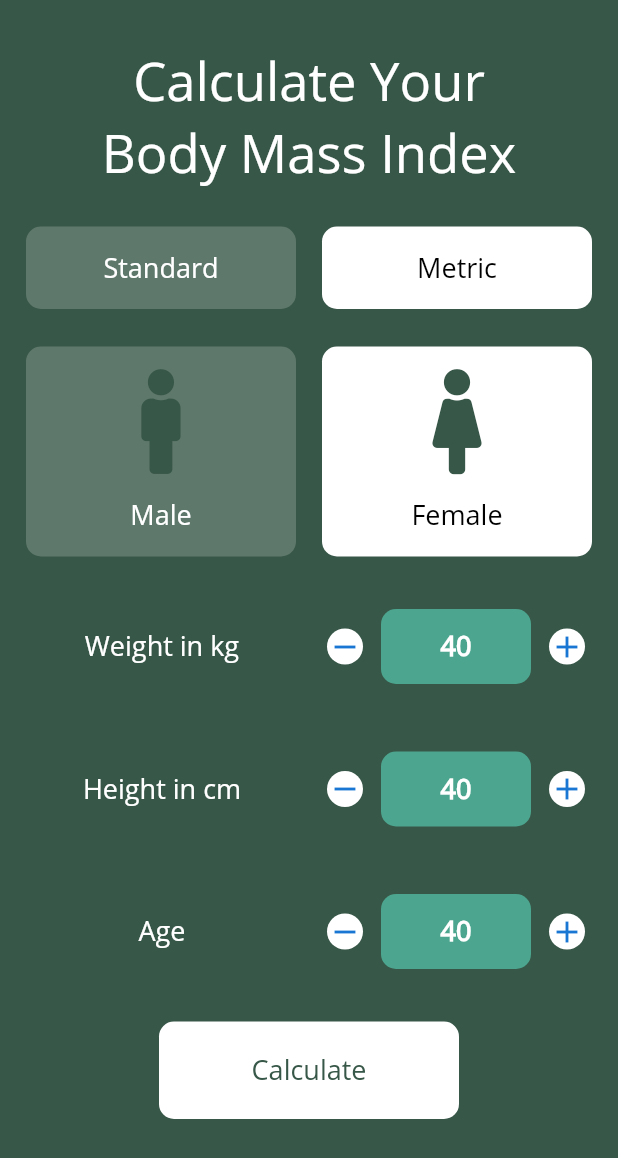
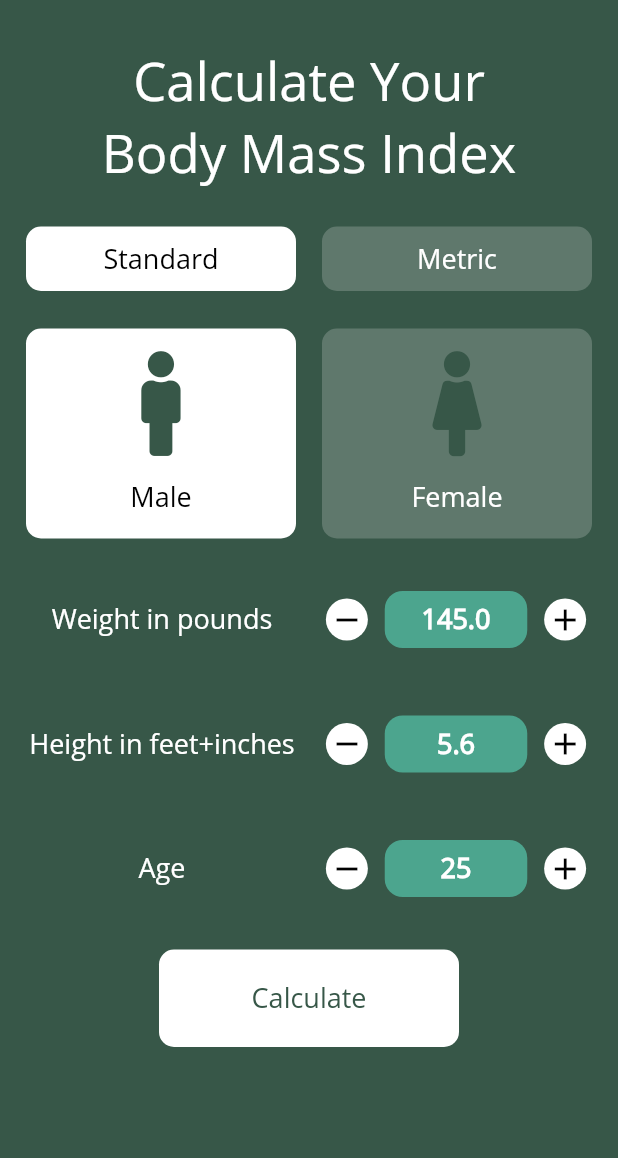
Before and after one commit to Sabuj-A/BmiCalculatorUI, a Flutter app: the screen it shows after launch, on a phone screen of 412 x 824 dp. Shown: the top 1158 px of the screen. Run offline on Flutter 3.47's test engine with Material 2 defaults, Android fonts, the phone set to English and light mode, and no system bars; our stand-ins replace font_awesome_flutter.

Commit message:
Second Commit

```diff
--- a/lib/Hompage.dart
+++ b/lib/Hompage.dart
@@ -1,7 +1,9 @@
-import 'package:bmicalc/provider/calcProvider.dart';
+import './provider/calcProvider.dart';
 import 'package:flutter/material.dart';
 import 'package:font_awesome_flutter/font_awesome_flutter.dart';
 import 'package:provider/provider.dart';
+import './screens/ResultPage.dart';
+import './widgets/UnitButtons.dart';
 
 class Homepage extends StatelessWidget {
   @override
@@ -43,37 +45,49 @@ class Homepage extends StatelessWidget {
             mainAxisAlignment: MainAxisAlignment.spaceEvenly,
             children: <Widget>[
               GestureDetector(
+                onTap: () {
+                  provider.selVal = 1;
+                  provider.changeColorStandard();
+                  provider.changeUnit();
+                  provider.changeVal();
+                },
                 child: Container(
                   width: 180.0,
-                  height: 55.0,
+                  height: 43.0,
                   alignment: Alignment.center,
                   decoration: BoxDecoration(
                     borderRadius: BorderRadius.circular(10.0),
-                    color: Color(0xFF5F786C),
+                    color: provider.KselectedBackgroundColor,
                   ),
                   child: Text(
                     'Standard',
                     style: TextStyle(
                         fontSize: 18.0,
-                        color: Colors.white,
+                        color: provider.KselectedTextColor,
                         fontFamily: 'OpenSansR'),
                   ),
                 ),
               ),
               GestureDetector(
+                onTap: () {
+                   provider.selVal = 2;
+                  provider.changeColorMetric();
+                  provider.changeUnit();
+                  provider.changeVal();
+                },
                 child: Container(
                   width: 180.0,
-                  height: 55.0,
+                  height: 43.0,
                   alignment: Alignment.center,
                   decoration: BoxDecoration(
                     borderRadius: BorderRadius.circular(10.0),
-                    color: Colors.white,
+                    color: provider.KunselectedBackgroundColor,
                   ),
                   child: Text(
                     'Metric',
                     style: TextStyle(
                         fontSize: 18.0,
-                        color: Colors.black,
+                        color: provider.KunselectedTextColor,
                         fontFamily: 'OpenSansR'),
                   ),
                 ),
@@ -87,13 +101,16 @@ class Homepage extends StatelessWidget {
             mainAxisAlignment: MainAxisAlignment.spaceEvenly,
             children: <Widget>[
               GestureDetector(
+                onTap: (){
+                 provider.changeColorMale();
+                },
                 child: Container(
                   width: 180.0,
                   height: 140.0,
                   alignment: Alignment.center,
                   decoration: BoxDecoration(
                     borderRadius: BorderRadius.circular(10.0),
-                    color: Color(0xFF5F786C),
+                    color: provider.pselectedbackGroundColor,
                   ),
                   child: Column(
                     mainAxisAlignment: MainAxisAlignment.spaceEvenly,
@@ -101,13 +118,13 @@ class Homepage extends StatelessWidget {
                       Icon(
                         FontAwesomeIcons.male,
                         size: 70.0,
-                        color: Color(0xFF375748),
+                        color: provider.pselectedIconColor,
                       ),
                       Text(
                         'Male',
                         style: TextStyle(
                             fontSize: 18.0,
-                            color: Colors.white,
+                            color: provider.pselectedTextColor,
                             fontFamily: 'OpenSansR'),
                       ),
                     ],
@@ -115,13 +132,16 @@ class Homepage extends StatelessWidget {
                 ),
               ),
               GestureDetector(
+                onTap: (){
+                  provider.changeColorFemale();
+                },
                 child: Container(
                   width: 180.0,
                   height: 140.0,
                   alignment: Alignment.center,
                   decoration: BoxDecoration(
                     borderRadius: BorderRadius.circular(10.0),
-                    color: Colors.white,
+                    color: provider.pUnselectedbackGroundColor,
                   ),
                   child: Column(
                     mainAxisAlignment: MainAxisAlignment.spaceEvenly,
@@ -129,13 +149,13 @@ class Homepage extends StatelessWidget {
                       Icon(
                         FontAwesomeIcons.female,
                         size: 70.0,
-                        color: Color(0xFF375748),
+                        color: provider.pUnselectedIconColor,
                       ),
                       Text(
                         'Female',
                         style: TextStyle(
                             fontSize: 18.0,
-                            color: Colors.black,
+                            color: provider.pUnselectedTextColor,
                             fontFamily: 'OpenSansR'),
                       ),
                     ],
@@ -147,187 +167,43 @@ class Homepage extends StatelessWidget {
           SizedBox(
             height: 25.0,
           ),
-          Padding(
-            padding: const EdgeInsets.all(10.0),
-            child: Row(
-              children: <Widget>[
-                Expanded(
-                  child: Text(
-                    'Weight in kg',
-                    textAlign: TextAlign.center,
-                    style: TextStyle(
-                        fontSize: 18.0,
-                        color: Colors.white,
-                        fontFamily: 'OpenSansR'),
-                  ),
-                ),
-                Expanded(
-                  child: Row(
-                    mainAxisAlignment: MainAxisAlignment.spaceEvenly,
-                    children: <Widget>[
-                      GestureDetector(
-                        onTap: () => provider.decrement(),
-                        child: CircleAvatar(
-                          backgroundColor: Color(0xFFFFFFFF),
-                          radius: 12.0,
-                          child: Icon(Icons.remove),
-                        ),
-                      ),
-                      Container(
-                        alignment: Alignment.center,
-                        height: 50.0,
-                        width: 100.0,
-                        decoration: BoxDecoration(
-                          color: Color(0xFF4CA58E),
-                          borderRadius: BorderRadius.circular(10.0),
-                        ),
-                        child: Text(
-                          provider.kg.toString(),
-                          style: TextStyle(
-                              fontSize: 18.0,
-                              color: Colors.white,
-                              fontFamily: 'OpenSansR',
-                              fontWeight: FontWeight.bold),
-                        ),
-                      ),
-                      GestureDetector(
-                        onTap: () => provider.increment(),
-                        child: CircleAvatar(
-                          backgroundColor: Color(0xFFFFFFFF),
-                          radius: 12.0,
-                          child: Icon(Icons.add),
-                        ),
-                      ),
-                    ],
-                  ),
-                )
-              ],
-            ),
+          UnitButtons(
+            decrement: () => provider.weightDecrement(),
+            increment: () => provider.weightIncrement(),
+            unitName: provider.weightUnit,
+            unitVal: provider.weight,
           ),
-           SizedBox(
+          SizedBox(
             height: 25.0,
           ),
-          Padding(
-            padding: const EdgeInsets.all(10.0),
-            child: Row(
-              children: <Widget>[
-                Expanded(
-                  child: Text(
-                    'Height in cm',
-                    textAlign: TextAlign.center,
-                    style: TextStyle(
-                        fontSize: 18.0,
-                        color: Colors.white,
-                        fontFamily: 'OpenSansR'),
-                  ),
-                ),
-                Expanded(
-                  child: Row(
-                    mainAxisAlignment: MainAxisAlignment.spaceEvenly,
-                    children: <Widget>[
-                      GestureDetector(
-                        onTap: () => provider.decrement(),
-                        child: CircleAvatar(
-                          backgroundColor: Color(0xFFFFFFFF),
-                          radius: 12.0,
-                          child: Icon(Icons.remove),
-                        ),
-                      ),
-                      Container(
-                        alignment: Alignment.center,
-                        height: 50.0,
-                        width: 100.0,
-                        decoration: BoxDecoration(
-                          color: Color(0xFF4CA58E),
-                          borderRadius: BorderRadius.circular(10.0),
-                        ),
-                        child: Text(
-                          provider.kg.toString(),
-                          style: TextStyle(
-                              fontSize: 18.0,
-                              color: Colors.white,
-                              fontFamily: 'OpenSansR',
-                              fontWeight: FontWeight.bold),
-                        ),
-                      ),
-                      GestureDetector(
-                        onTap: () => provider.increment(),
-                        child: CircleAvatar(
-                          backgroundColor: Color(0xFFFFFFFF),
-                          radius: 12.0,
-                          child: Icon(Icons.add),
-                        ),
-                      ),
-                    ],
-                  ),
-                )
-              ],
-            ),
+          UnitButtons(
+            decrement: () => provider.heightDecrement(),
+            increment: () => provider.heightIncrement(),
+            unitName: provider.heightUnit,
+            unitVal: provider.heightVal,
           ),
-           SizedBox(
+          SizedBox(
             height: 25.0,
           ),
-          Padding(
-            padding: const EdgeInsets.all(10.0),
-            child: Row(
-              children: <Widget>[
-                Expanded(
-                  child: Text(
-                    'Age',
-                    textAlign: TextAlign.center,
-                    style: TextStyle(
-                        fontSize: 18.0,
-                        color: Colors.white,
-                        fontFamily: 'OpenSansR'),
-                  ),
-                ),
-                Expanded(
-                  child: Row(
-                    mainAxisAlignment: MainAxisAlignment.spaceEvenly,
-                    children: <Widget>[
-                      GestureDetector(
-                        onTap: () => provider.decrement(),
-                        child: CircleAvatar(
-                          backgroundColor: Color(0xFFFFFFFF),
-                          radius: 12.0,
-                          child: Icon(Icons.remove),
-                        ),
-                      ),
-                      Container(
-                        alignment: Alignment.center,
-                        height: 50.0,
-                        width: 100.0,
-                        decoration: BoxDecoration(
-                          color: Color(0xFF4CA58E),
-                          borderRadius: BorderRadius.circular(10.0),
-                        ),
-                        child: Text(
-                          provider.kg.toString(),
-                          style: TextStyle(
-                              fontSize: 18.0,
-                              color: Colors.white,
-                              fontFamily: 'OpenSansR',
-                              fontWeight: FontWeight.bold),
-                        ),
-                      ),
-                      GestureDetector(
-                        onTap: () => provider.increment(),
-                        child: CircleAvatar(
-                          backgroundColor: Color(0xFFFFFFFF),
-                          radius: 12.0,
-                          child: Icon(Icons.add),
-                        ),
-                      ),
-                    ],
-                  ),
-                )
-              ],
-            ),
+           UnitButtons(
+            decrement: () => provider.ageDecrement(),
+            increment: () => provider.ageIncrement(),
+            unitName: 'Age',
+            unitVal: provider.age,
           ),
-          SizedBox(height: 25.0,),
-
-          Center(child: GestureDetector(
-            child:Container(
+          SizedBox(
+            height: 25.0,
+          ),
+          Center(
+            child: GestureDetector(
+              onTap: () {
+                Navigator.push(
+                    context,
+                    MaterialPageRoute(
+                        builder: (context) =>
+                            ResultPage(provider.height, provider.selUnit)));
+              },
+              child: Container(
                 width: 200.0,
                 height: 65.0,
                 alignment: Alignment.center,
@@ -343,12 +219,10 @@ class Homepage extends StatelessWidget {
                       fontFamily: 'OpenSansR'),
                 ),
               ),
-          ),),
-
+            ),
+          ),
         ],
       )),
     );
   }
 }
-
-//button 1 active color:Color(0xFF5F786C)
--- a/lib/provider/calcProvider.dart
+++ b/lib/provider/calcProvider.dart
@@ -1,20 +1,128 @@
+import 'package:flutter/material.dart';
 
+class CalcProvider with ChangeNotifier {
+  double _weight = 145.0;
+  get weight => _weight;
+  double _height = 5.6;
+  get height => _height;
+  int _age = 25;
+  get age => _age;
+  double incdecby = 0.1;
+  String heightVal = "5.6";
+  int selVal = 1;
 
-import 'package:flutter/foundation.dart';
+  void weightIncrement() {
+    _weight++;
+    notifyListeners();
+  }
 
+  void weightDecrement() {
+    _weight--;
+    notifyListeners();
+  }
 
-class CalcProvider with ChangeNotifier{
+  void heightIncrement() {
+    _height = _height + incdecby;
+    heightVal = _height.toStringAsFixed(1);
+    notifyListeners();
+  }
 
-  int _kg = 40;
-  get kg => _kg;
+  void heightDecrement() {
+    _height = _height - incdecby;
+    heightVal = _height.toStringAsFixed(1);
+    notifyListeners();
+  }
 
+  void ageIncrement() {
+    _age++;
+    notifyListeners();
+  }
 
-void increment(){
-_kg++;
-notifyListeners();
+  void ageDecrement() {
+    _age--;
+    notifyListeners();
+  }
+
+  Color KselectedBackgroundColor = Colors.white;
+  Color KselectedTextColor = Colors.black;
+  Color KunselectedBackgroundColor = Color(0xFF5F786C);
+  Color KunselectedTextColor = Colors.white;
+  int selUnit = 1;
+  int selGender = 1;
+  void changeColorStandard() {
+    selUnit = 1;
+    KselectedBackgroundColor = Colors.white;
+    KselectedTextColor = Colors.black;
+    KunselectedTextColor = Colors.white;
+    KunselectedBackgroundColor = Color(0xFF5F786C);
+    print('Standart pressed $selUnit');
+    notifyListeners();
+  }
+
+  void changeColorMetric() {
+    selUnit = 2;
+    KselectedBackgroundColor = Color(0xFF5F786C);
+    KselectedTextColor = Colors.white;
+    KunselectedTextColor = Colors.black;
+    KunselectedBackgroundColor = Colors.white;
+    print('Metric pressed $selUnit');
+    notifyListeners();
+  }
+
+  String weightUnit = 'Weight in pounds';
+  String heightUnit = 'Height in feet+inches';
+
+  void changeUnit() {
+    if (selVal == 2) {
+      weightUnit = 'Weight in kg';
+      heightUnit = 'Height in cm';
+    } else {
+      weightUnit = 'Weight in pounds';
+      heightUnit = 'Height in feet+inches';
+    }
+    notifyListeners();
+  }
+
+  void changeVal() {
+    if (selVal == 2) {
+      _weight = 66;
+      _height = 171.0;
+      incdecby = 1;
+      heightVal = "171.0";
+      incdecby = 1;
+    } else {
+      _weight = 145.0;
+      _height = 5.6;
+      heightVal = "5.6";
+      incdecby = 0.1;
+    }
+    notifyListeners();
+  }
+
+  Color pselectedbackGroundColor = Colors.white;
+  Color pselectedIconColor = Color(0xFF375748);
+  Color pselectedTextColor = Colors.black;
+  Color pUnselectedbackGroundColor = Color(0xFF5F786C);
+  Color pUnselectedIconColor = Color(0xFF375748);
+  Color pUnselectedTextColor = Colors.white;
+
+void changeColorMale(){
+ pselectedbackGroundColor = Colors.white;
+   pselectedIconColor = Color(0xFF375748);
+   pselectedTextColor = Colors.black;
+   pUnselectedbackGroundColor = Color(0xFF5F786C);
+   pUnselectedIconColor = Color(0xFF375748);
+   pUnselectedTextColor = Colors.white;
+   notifyListeners();
 }
-void decrement(){
-  _kg--;
-  notifyListeners();
+void changeColorFemale(){
+ pselectedbackGroundColor = Color(0xFF5F786C);
+   pselectedIconColor = Color(0xFF375748);
+   pselectedTextColor = Colors.white;
+   pUnselectedbackGroundColor = Colors.white;
+   pUnselectedIconColor = Color(0xFF375748);
+   pUnselectedTextColor = Colors.black;
+   notifyListeners();
 }
+
 }
--- /dev/null
+++ b/lib/widgets/UnitButtons.dart
@@ -0,0 +1,67 @@
+import 'package:flutter/material.dart';
+class UnitButtons extends StatelessWidget {
+  UnitButtons({this.unitVal, this.unitName, this.increment, this.decrement});
+  final Function increment;
+  final Function decrement;
+  final String unitName;
+  final unitVal;
+
+  @override
+  Widget build(BuildContext context) {
+    return Padding(
+      padding: const EdgeInsets.all(10.0),
+      child: Row(
+        children: <Widget>[
+          Expanded(
+            child: Text(
+              unitName,
+              textAlign: TextAlign.center,
+              style: TextStyle(
+                  fontSize: 18.0, color: Colors.white, fontFamily: 'OpenSansR'),
+            ),
+          ),
+          Expanded(
+            child: Row(
+              mainAxisAlignment: MainAxisAlignment.spaceEvenly,
+              children: <Widget>[
+                GestureDetector(
+                  onTap: () => decrement(),
+                  child: CircleAvatar(
+                    backgroundColor: Color(0xFFFFFFFF),
+                    radius: 14.0,
+                    child: Icon(Icons.remove,color: Colors.black,),
+                  ),
+                ),
+                Container(
+                  alignment: Alignment.center,
+                  height: 38.0,
+                  width: 95.0,
+                  decoration: BoxDecoration(
+                    color: Color(0xFF4CA58E),
+                    borderRadius: BorderRadius.circular(12.0),
+                  ),
+                  child: Text(
+                   '$unitVal',
+                    style: TextStyle(
+                        fontSize: 18.0,
+                        color: Colors.white,
+                        fontFamily: 'OpenSansR',
+                        fontWeight: FontWeight.bold),
+                  ),
+                ),
+                GestureDetector(
+                  onTap: () => increment(),
+                  child: CircleAvatar(
+                    backgroundColor: Color(0xFFFFFFFF),
+                    radius: 14.0,
+                    child: Icon(Icons.add,color: Colors.black,),
+                  ),
+                ),
+              ],
+            ),
+          )
+        ],
+      ),
+    );
+  }
+}
```
Also changed, not shown: lib/screens/ResultPage.dart (added, +183 -0 lines).
